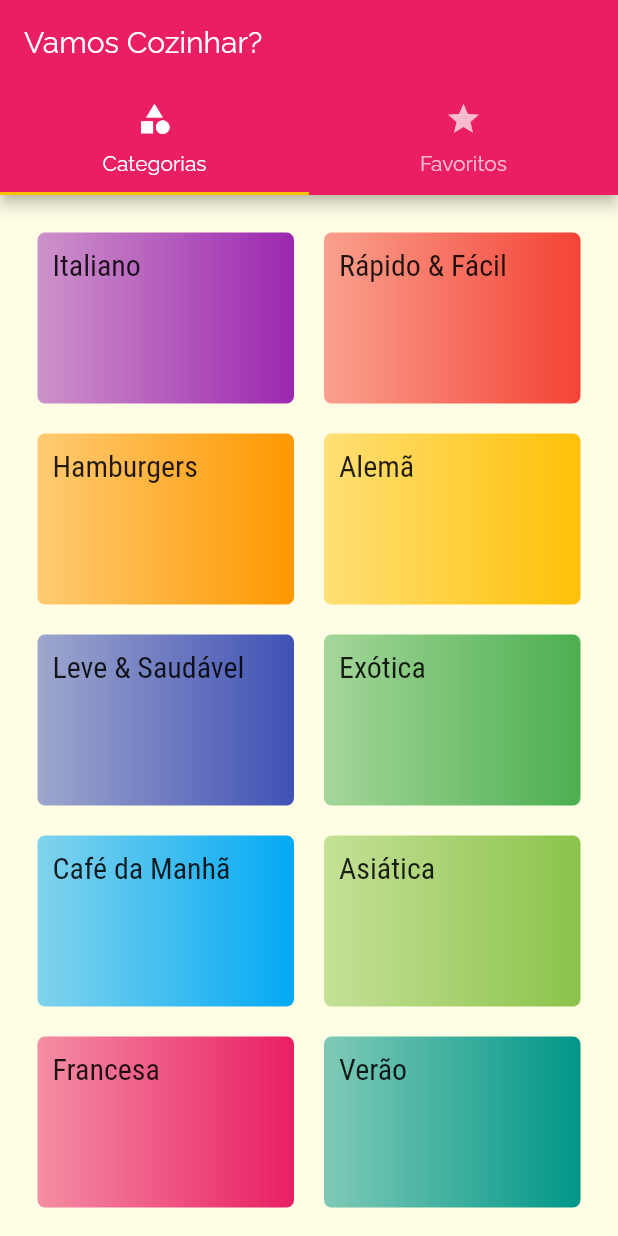
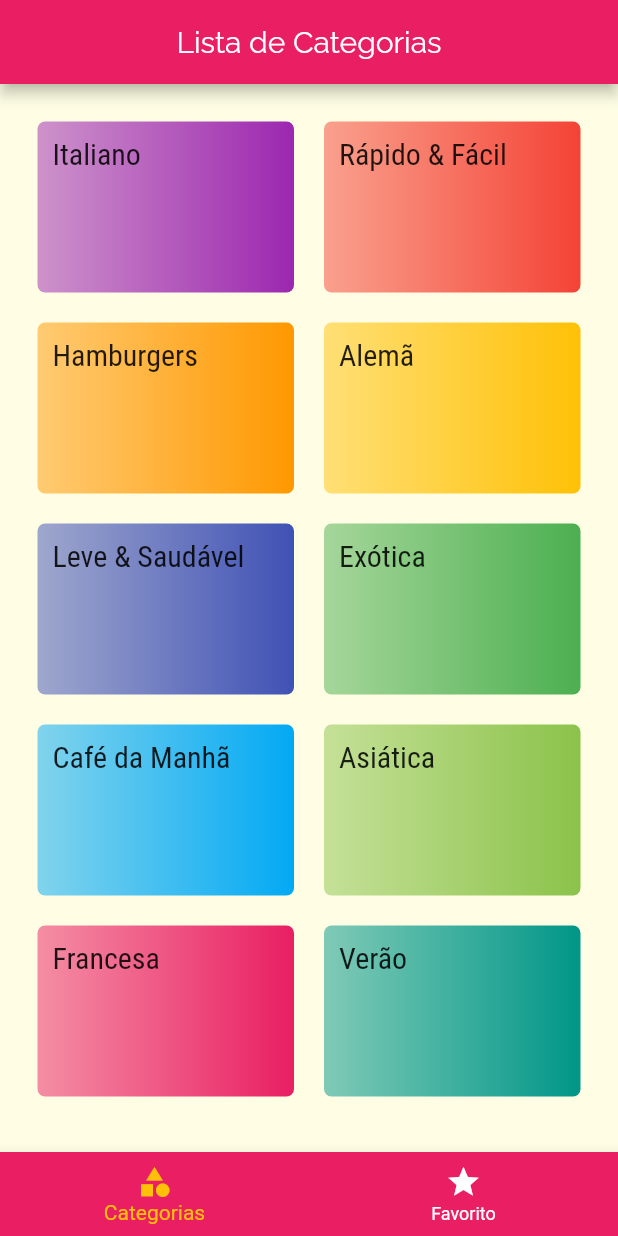
Before and after one commit to Samuel-sys/DartFlutter, a Flutter app: the screen it shows after launch, on a phone screen of 412 x 824 dp. Run offline on Flutter 3.47's test engine with Material 2 defaults, Android fonts, the phone set to English and light mode, and no system bars.

Commit message:
Alteração no tabs_screen, fazendo no formato onde que o tab de escolha de tela se posiciona no rodaPé da tela utilizando o bottomNavigationBar.
alteração do TabsScreen de StatelessWidget para StatefulWidget

```diff
--- a/Modulo_7/meals/lib/screens/meal_detail_screen.dart
+++ b/Modulo_7/meals/lib/screens/meal_detail_screen.dart
@@ -84,7 +84,7 @@ class MealDetailsScreen extends StatelessWidget {
 
             this._createContainer(
               child: ListView.builder(
-                itemCount: meal.ingredients.length,
+                itemCount: meal.steps.length,
                 itemBuilder: (ctx, index) {
                   return Column(
                     children: [
--- a/Modulo_7/meals/lib/screens/tabs_screen.dart
+++ b/Modulo_7/meals/lib/screens/tabs_screen.dart
@@ -2,33 +2,51 @@ import 'package:flutter/material.dart';
 import 'package:meals/screens/categories_screen.dart';
 import 'package:meals/screens/favorite_screen.dart';
 
-class TabsScreen extends StatelessWidget {
+class TabsScreen extends StatefulWidget {
+  @override
+  _TabsScreenState createState() => _TabsScreenState();
+}
+
+class _TabsScreenState extends State<TabsScreen> {
+  int _selectedScreenIndex = 0;
+
+  final List<Map<String, Object>> _screens = [
+    {'title': 'Lista de Categorias', 'screen': CategoriesScreen()},
+    {'title': 'Meus Favoritos', 'screen': FavoriteScreen()},
+  ];
+
+  _selectSceen(int index) {
+    setState(() => _selectedScreenIndex = index);
+  }
+
   @override
   Widget build(BuildContext context) {
     return DefaultTabController(
       length: 2,
       child: Scaffold(
         appBar: AppBar(
-            title: Text('Vamos Cozinhar?'),
-            bottom: TabBar(
-              tabs: [
-                Tab(
+          centerTitle: true,
+          title: Text(_screens[_selectedScreenIndex]['title']),
+        ),
+        body: _screens[_selectedScreenIndex]['screen'],
+        bottomNavigationBar: BottomNavigationBar(
+          onTap: _selectSceen,
+          backgroundColor: Theme.of(context).primaryColor,
+          unselectedItemColor: Colors.white,
+          selectedItemColor: Theme.of(context).accentColor,
+          currentIndex: _selectedScreenIndex,
+          items: [
+            BottomNavigationBarItem(
               icon: Icon(Icons.category),
-                  text: 'Categorias',
+              label: "Categorias",
             ),
-                Tab(
+            BottomNavigationBarItem(
               icon: Icon(Icons.star),
-                  text: 'Favoritos',
+              label: "Favorito",
             ),
           ],
         ),
       ),
-          body: TabBarView(
-            children: [
-              CategoriesScreen(),
-              FavoriteScreen(),
-            ],
-          )),
     );
   }
 }
```
Lines whose indentation alone changed are shown as unchanged.
